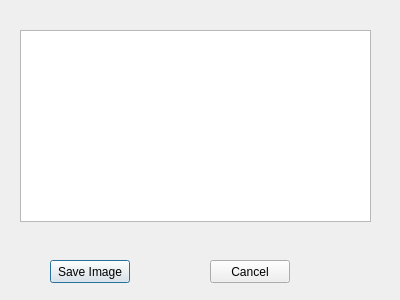
First picture: the form in galeria_zdjec/Project/cropped_image.ui, repository starzykbartlomiej/photo_gallery, before the edit.
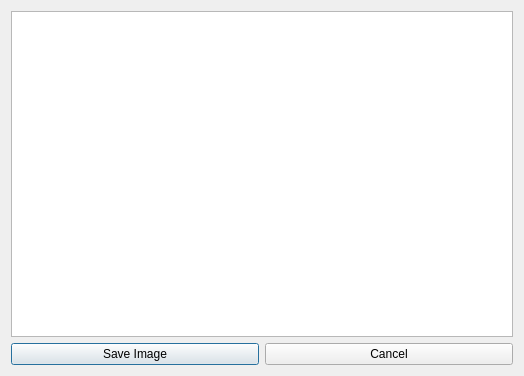
Second picture: the form after the edit.

Commit message: save cropped image

The edit to the form file:
```diff
--- a/galeria_zdjec/Project/cropped_image.ui
+++ b/galeria_zdjec/Project/cropped_image.ui
@@ -6,49 +6,36 @@
    <rect>
     <x>0</x>
     <y>0</y>
-    <width>400</width>
-    <height>300</height>
+    <width>524</width>
+    <height>376</height>
    </rect>
   </property>
   <property name="windowTitle">
    <string>Dialog</string>
   </property>
+  <layout class="QVBoxLayout" name="verticalLayout">
+   <item>
+    <widget class="QGraphicsView" name="cropped_view"/>
+   </item>
+   <item>
+    <layout class="QHBoxLayout" name="horizontalLayout">
+     <item>
   <widget class="QPushButton" name="Save_Image">
-   <property name="geometry">
-    <rect>
-     <x>50</x>
-     <y>260</y>
-     <width>80</width>
-     <height>23</height>
-    </rect>
-   </property>
    <property name="text">
     <string>Save Image</string>
    </property>
   </widget>
+     </item>
+     <item>
   <widget class="QPushButton" name="Cancel">
-   <property name="geometry">
-    <rect>
-     <x>210</x>
-     <y>260</y>
-     <width>80</width>
-     <height>23</height>
-    </rect>
-   </property>
    <property name="text">
     <string>Cancel</string>
    </property>
   </widget>
-  <widget class="QGraphicsView" name="graphicsView">
-   <property name="geometry">
-    <rect>
-     <x>20</x>
-     <y>30</y>
-     <width>351</width>
-     <height>192</height>
-    </rect>
-   </property>
-  </widget>
+     </item>
+    </layout>
+   </item>
+  </layout>
  </widget>
  <resources/>
  <connections/>
```
Lines whose indentation alone changed are shown as unchanged. The commit also changes 8 other files.
